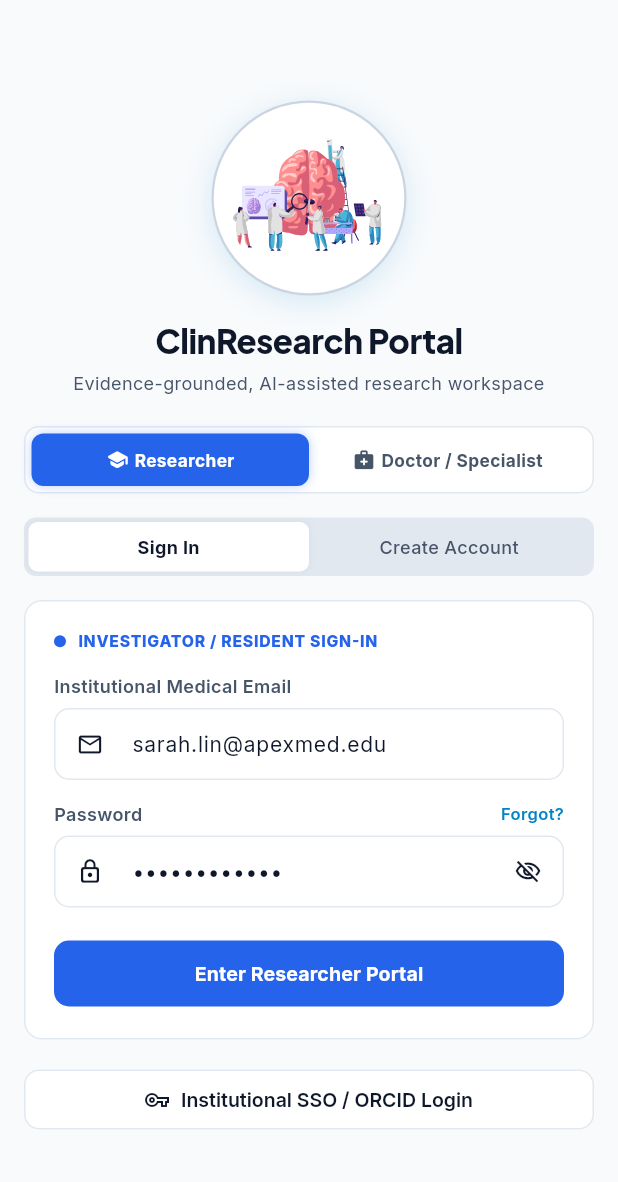
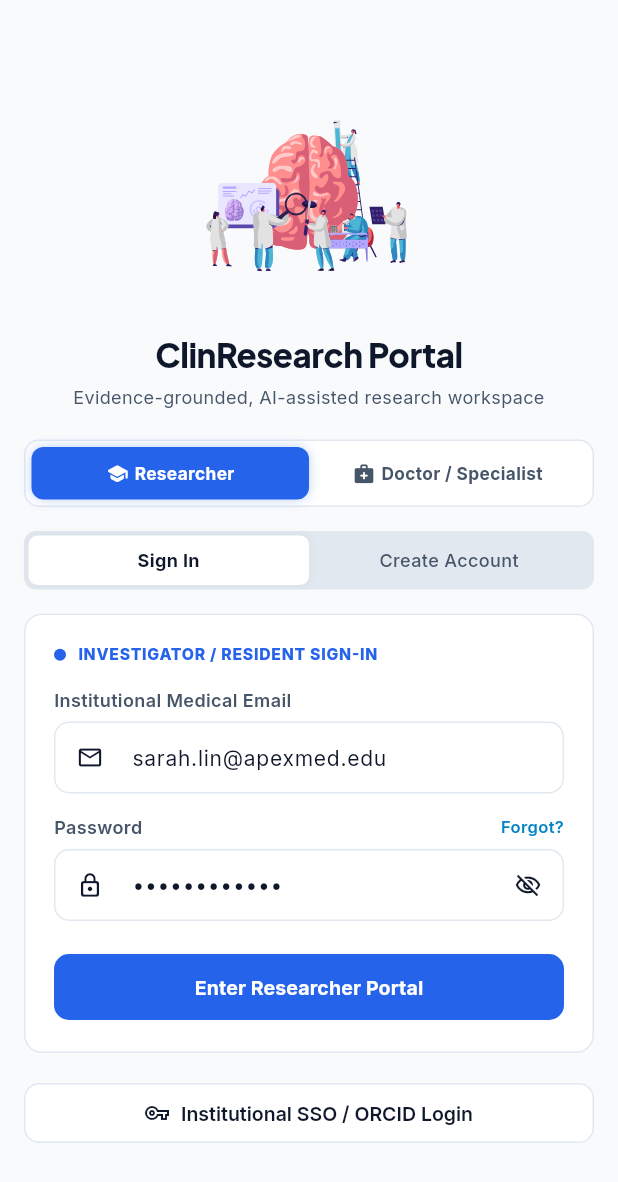
Before and after one commit to AbdurRahman-05/medical-app-backend, a Flutter app: the screen it shows after launch, on a phone screen of 412 x 824 dp. Shown: the top 1182 px of the screen. Run offline on Flutter 3.47's test engine with Material 3 defaults, Android fonts, the phone set to English and light mode, and no system bars; our stand-ins replace flutter_riverpod, google_fonts, lottie; missing offline and left inert: postgres.

Commit message:
fix(auth): Remove circular frame and background from login animation, display standalone transparent mascot

```diff
--- a/lib/features/auth/login_screen.dart
+++ b/lib/features/auth/login_screen.dart
@@ -127,46 +127,33 @@ class _LoginScreenState extends ConsumerState<LoginScreen> {
               child: Column(
                 crossAxisAlignment: CrossAxisAlignment.stretch,
                 children: [
-                  // App Brand Animated Mascot & Header
+                  // App Brand Animated Mascot (Transparent, No Background or Circle)
                   Center(
-                    child: Container(
-                      width: 130,
-                      height: 130,
-                      decoration: BoxDecoration(
-                        shape: BoxShape.circle,
-                        color: Colors.white,
-                        border: Border.all(
-                          color: const Color(0xFFCBD5E1),
-                          width: 1.5,
-                        ),
-                        boxShadow: [
-                          BoxShadow(
-                            color: AppTheme.accentCyan.withValues(alpha: 0.15),
-                            blurRadius: 16,
-                            offset: const Offset(0, 4),
-                          ),
-                        ],
-                      ),
-                      padding: const EdgeInsets.all(8),
-                      child: ClipOval(
+                    child: SizedBox(
+                      width: 150,
+                      height: 150,
                       child: Lottie.asset(
                         'assets/animations/Perulogy.json',
                         fit: BoxFit.contain,
                         repeat: true,
                         errorBuilder: (context, error, stackTrace) {
-                            return const Center(
+                          return Lottie.asset(
+                            'lib/animations/Perulogy.json',
+                            fit: BoxFit.contain,
+                            repeat: true,
+                            errorBuilder: (ctx, err, stack) => const Center(
                               child: Icon(
                                 Icons.biotech_rounded,
                                 color: AppTheme.accentCyan,
-                                size: 48,
+                                size: 52,
+                              ),
                             ),
                           );
                         },
                       ),
                     ),
                   ),
-                  ),
-                  const SizedBox(height: 14),
+                  const SizedBox(height: 12),
                   Text(
                     'ClinResearch Portal',
                     textAlign: TextAlign.center,
--- a/pubspec.yaml
+++ b/pubspec.yaml
@@ -66,7 +66,9 @@ flutter:
 
   assets:
     - assets/animations/
+    - assets/animations/Perulogy.json
     - lib/animations/
+    - lib/animations/Perulogy.json
 
   # An image asset can refer to one or more resolution-specific "variants", see
   # https://flutter.dev/to/resolution-aware-images
```
Lines whose indentation alone changed are shown as unchanged.
